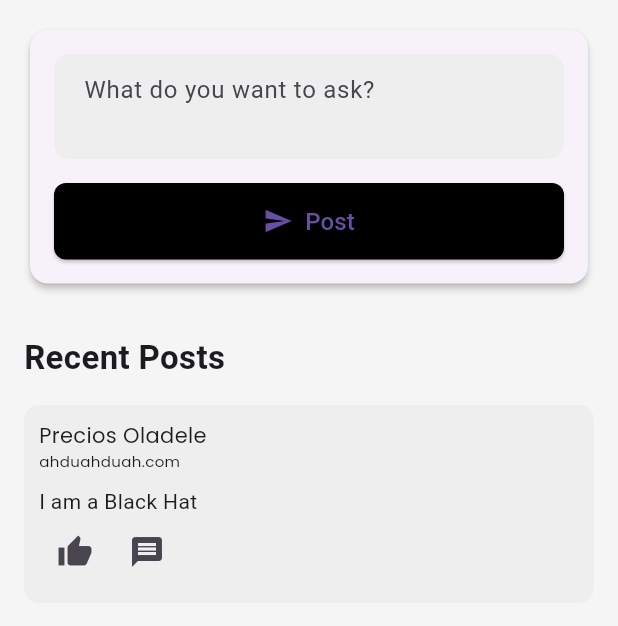
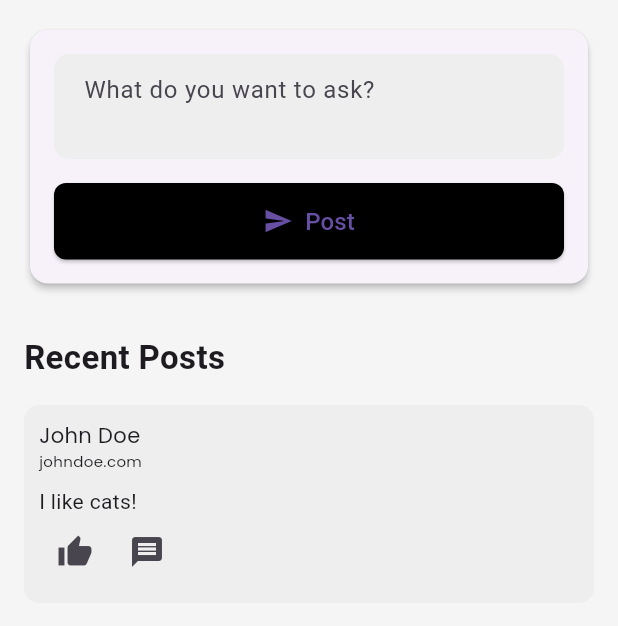
Before and after one commit to Azixe/TubesABP, a Flutter app: the HomePage screen opened directly, on a phone screen of 412 x 824 dp, the part 84-710 px from its top. Run offline on Flutter 3.47's test engine with Material 3 defaults, Android fonts, the phone set to English and light mode, and no system bars; our stand-ins replace get, google_fonts.

Commit message:
update nickname & email for placeholder

```diff
--- a/forumapp/lib/views/widgets/post_data.dart
+++ b/forumapp/lib/views/widgets/post_data.dart
@@ -18,10 +18,10 @@ class PosttData extends StatelessWidget {
       child: Column(
         crossAxisAlignment: CrossAxisAlignment.start,
         children: [
-          Text('Precios Oladele', style: GoogleFonts.poppins()),
-          Text('ahduahduah.com', style: GoogleFonts.poppins(fontSize: 10)),
+          Text('John Doe', style: GoogleFonts.poppins()),
+          Text('johndoe.com', style: GoogleFonts.poppins(fontSize: 10)),
           const SizedBox(height: 10),
-          Text('I am a Black Hat'),
+          Text('I like cats!'),
           Row(
             children: [
               IconButton(onPressed: () {}, icon: Icon(Icons.thumb_up)),
@@ -52,10 +52,10 @@ class PostData extends StatelessWidget {
       child: Column(
         crossAxisAlignment: CrossAxisAlignment.start,
         children: [
-          Text('Precios Oladele', style: GoogleFonts.poppins()),
-          Text('ahduahduah.com', style: GoogleFonts.poppins(fontSize: 10)),
+          Text('John Doe', style: GoogleFonts.poppins()),
+          Text('johndoe.com', style: GoogleFonts.poppins(fontSize: 10)),
           const SizedBox(height: 10),
-          Text('I am a Black Hat'),
+          Text('I like cats!'),
           Row(
             children: [
               IconButton(onPressed: () {}, icon: Icon(Icons.thumb_up)),
```
